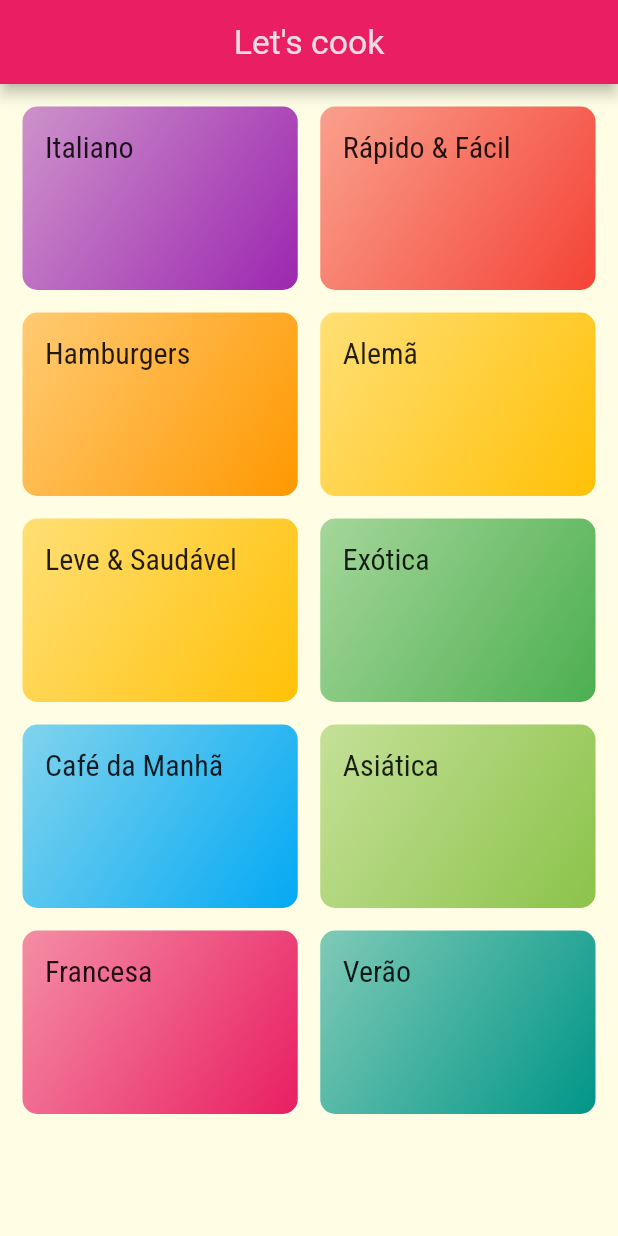
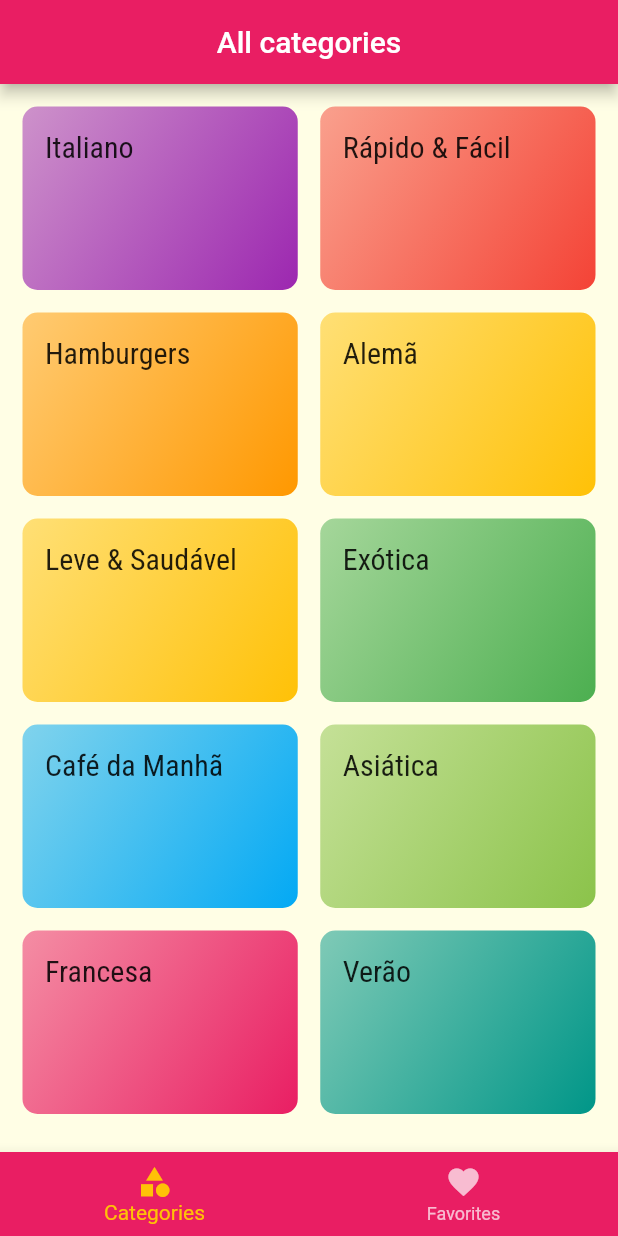
Before and after one commit to waltervsj/flutter-meals, a Flutter app: the screen it shows after launch, on a phone screen of 412 x 824 dp. Run offline on Flutter 3.47's test engine with Material 2 defaults, Android fonts, the phone set to English and light mode, and no system bars; Roboto replaces fonts that are missing (Relaway).

Commit message:
Meal detais, tabs and favorites created

```diff
--- a/lib/main.dart
+++ b/lib/main.dart
@@ -1,7 +1,9 @@
 import 'package:flutter/material.dart';
+import 'package:meals/view/mealDetail.dart';
 import 'view/categoryView.dart';
 import 'view/categoryMeal.dart';
 import 'util/appRoutes.dart';
+import 'view/tabs.dart';
 void main() => runApp(MyApp());
 
 class MyApp extends StatelessWidget {
@@ -27,8 +29,9 @@ class MyApp extends StatelessWidget {
             ),
       ),
       routes: {
-        AppRoutes.HOME: (ctx) => CategoryView(),
+        AppRoutes.HOME: (ctx) => Tabs(),
         AppRoutes.CATEGORY_MEAL: (ctx) => CategoryMeal(),
+        AppRoutes.MEAL_DETAIL: (ctx) => MealDetail(),
       },
     );
   }
--- a/lib/util/appRoutes.dart
+++ b/lib/util/appRoutes.dart
@@ -1,4 +1,5 @@
 class AppRoutes {
   static const HOME = '/';
   static const CATEGORY_MEAL = '/category-meal';
+  static const MEAL_DETAIL = '/meal-detail';
 }
--- a/lib/view/categoryView.dart
+++ b/lib/view/categoryView.dart
@@ -7,15 +7,7 @@ class CategoryView extends StatelessWidget {
 
   @override
   Widget build(BuildContext context) {
-    return Scaffold(
-      appBar: AppBar(
-        title: Text(
-          'Let\'s cook',
-          style: Theme.of(context).textTheme.headline5,
-        ),
-        centerTitle: true,
-      ),
-      body: GridView(
+    return GridView(
       padding: EdgeInsets.all(15),
       gridDelegate: SliverGridDelegateWithMaxCrossAxisExtent(
         maxCrossAxisExtent: 200,
@@ -26,7 +18,6 @@ class CategoryView extends StatelessWidget {
       children: DUMMY_CATEGORIES.map((category) {
         return CategoryItem(category);
       }).toList(),
-      ),
     );
   }
 }
--- /dev/null
+++ b/lib/view/tabs.dart
@@ -0,0 +1,56 @@
+import 'package:flutter/material.dart';
+import 'package:meals/view/categoryView.dart';
+import 'package:meals/view/favoriteMeal.dart';
+
+class Tabs extends StatefulWidget {
+  @override
+  _TabsState createState() => _TabsState();
+}
+
+class _TabsState extends State<Tabs> {
+  int _selectedScreemIndex = 0;
+  final List<Map<String, Object>> _screens = [
+    {
+      'title': 'All categories',
+      'screen': CategoryView(),
+    },
+    {
+      'title': 'Favorite meals',
+      'screen': Favorite(),
+    },
+  ];
+
+  _selectScreen(int index) {
+    setState(() {
+      _selectedScreemIndex = index;
+    });
+  }
+
+  @override
+  Widget build(BuildContext context) {
+    return Scaffold(
+      appBar: AppBar(
+        centerTitle: true,
+        title: Text(_screens[_selectedScreemIndex]['title']),
+      ),
+      body: _screens[_selectedScreemIndex]['screen'],
+      bottomNavigationBar: BottomNavigationBar(
+        onTap: _selectScreen,
+        backgroundColor: Theme.of(context).primaryColor,
+        unselectedItemColor: Colors.white70,
+        selectedItemColor: Theme.of(context).accentColor,
+        currentIndex: _selectedScreemIndex,
+        items: [
+          BottomNavigationBarItem(
+            icon: Icon(Icons.category),
+            title: Text('Categories'),
+          ),
+          BottomNavigationBarItem(
+            icon: Icon(Icons.favorite),
+            title: Text('Favorites'),
+          ),
+        ],
+      ),
+    );
+  }
+}
```
Also changed, not shown: lib/component/mealItem.dart (+8 -2 lines), lib/view/categoryMeal.dart (+7 -6 lines), lib/view/favoriteMeal.dart (added, +9 -0 lines), lib/view/mealDetail.dart (added, +85 -0 lines). Lines whose indentation alone changed are shown as unchanged.
